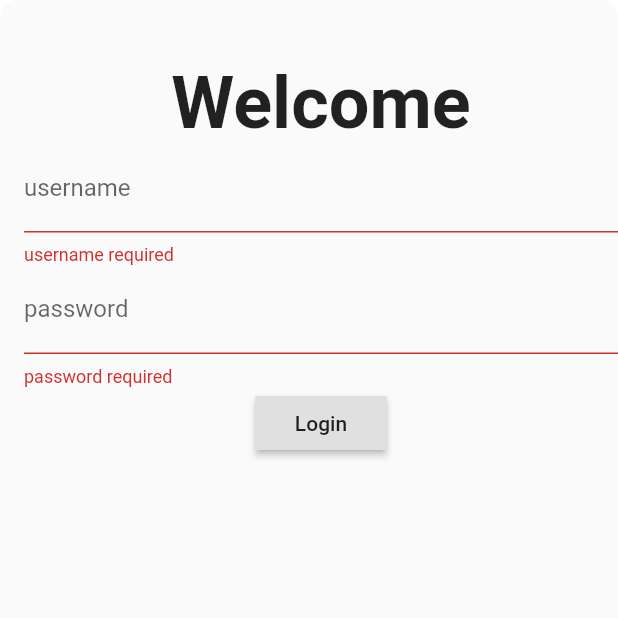
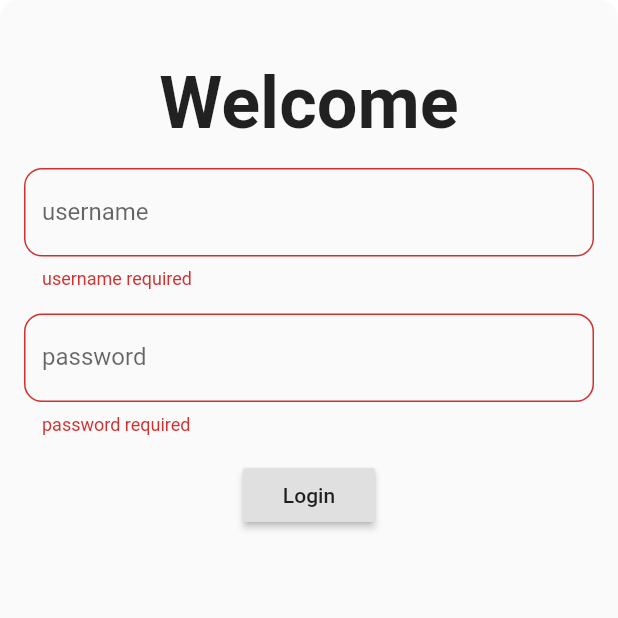
Before and after one commit to bpbushman/yoga, a Flutter app: the LoginView screen opened by its route, after a tap on "Login", on a phone screen of 412 x 824 dp, the top half of it. Run offline on Flutter 3.47's test engine with Material 2 defaults, Android fonts, the phone set to English and light mode, and no system bars; our stand-ins replace auto_route, get_it, injectable, stacked, stacked_services.

Commit message:
created some ui helpers

```diff
--- a/yoga/lib/ui/views/login/login_view.dart
+++ b/yoga/lib/ui/views/login/login_view.dart
@@ -1,5 +1,6 @@
 import 'package:flutter/material.dart';
 import 'package:yoga/ui/widgets/text_field.dart';
+import 'package:yoga/ui/widgets/ui_helpers.dart';
 
 class LoginView extends StatefulWidget {
   @override
@@ -9,6 +10,7 @@ class LoginView extends StatefulWidget {
 class _LoginViewState extends State<LoginView> {
   final GlobalKey<FormState> _formKey = GlobalKey<FormState>();
   String _username;
+  String _password;
 
   @override
   Widget build(BuildContext context) {
@@ -16,13 +18,14 @@ class _LoginViewState extends State<LoginView> {
       borderRadius: BorderRadius.circular(12),
       child: Scaffold(
         body: Padding(
-          padding: EdgeInsets.fromLTRB(16, 40, 0, 0),
+          padding: EdgeInsets.fromLTRB(16, 40, 16, 0),
           child: Column(
             children: [
               Text(
                 'Welcome',
                 style: TextStyle(fontSize: 48, fontWeight: FontWeight.bold),
               ),
+              mediumVertSpace(),
               Form(
                 key: _formKey,
                 child: Column(
@@ -34,19 +37,15 @@ class _LoginViewState extends State<LoginView> {
                           _username = value;
                           print(_username);
                         }),
-                    TextFormField(
-                      decoration: InputDecoration(labelText: 'password'),
-                      validator: (String value) {
-                        if (value.isEmpty) {
-                          return 'password required';
-                        }
-                        return 'good';
-                      },
-                      onSaved: (String value) {
-                        _username = value;
-                        print(_username);
-                      },
-                    ),
+                    mediumVertSpace(),
+                    textField(
+                        label: 'password',
+                        message: 'password required',
+                        function: (String value) {
+                          _password = value;
+                          print(_password);
+                        }),
+                    mediumVertSpace(),
                     RaisedButton(
                         child: Text('Login'),
                         onPressed: () {
--- a/yoga/lib/ui/widgets/text_field.dart
+++ b/yoga/lib/ui/widgets/text_field.dart
@@ -1,17 +1,21 @@
 import 'package:flutter/material.dart';
 
 Widget textField({String label, String message, Function function}) {
-  return Container(//color: Colors.grey[100],
-    decoration: BoxDecoration(
-      //border:
-    ),
+  return Container(
+    //color: Colors.grey[100],
     child: TextFormField(
-      decoration: InputDecoration(labelText: label),
+      decoration: InputDecoration(
+        labelText: label,
+        fillColor: Colors.grey[100],
+        border: OutlineInputBorder(
+            borderRadius: BorderRadius.circular(12),
+            borderSide: BorderSide(color: Colors.black)),
+      ),
       validator: (String value) {
         if (value.isEmpty) {
           return message;
         }
-        return 'good';
+        return 'look\'s good';
       },
       onSaved: function,
     ),
--- /dev/null
+++ b/yoga/lib/ui/widgets/ui_helpers.dart
@@ -0,0 +1,5 @@
+import 'package:flutter/material.dart';
+
+Widget smallVertSpace() => SizedBox(height: 8);
+Widget mediumVertSpace() => SizedBox(height: 16);
+Widget largeVertSpace() => SizedBox(height: 32);
```
